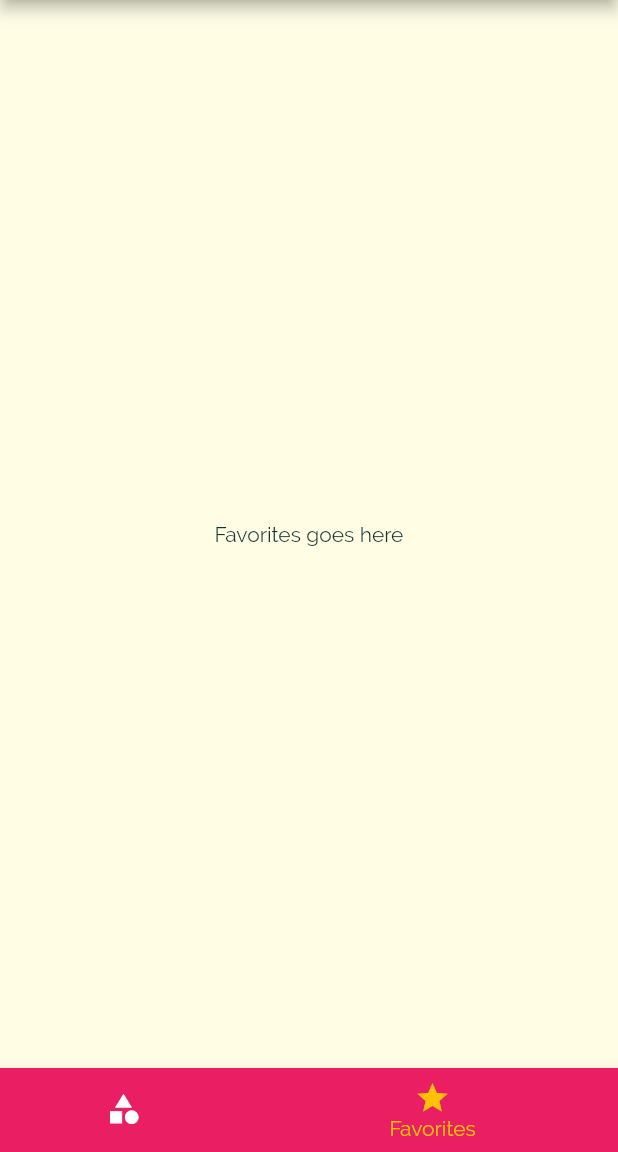
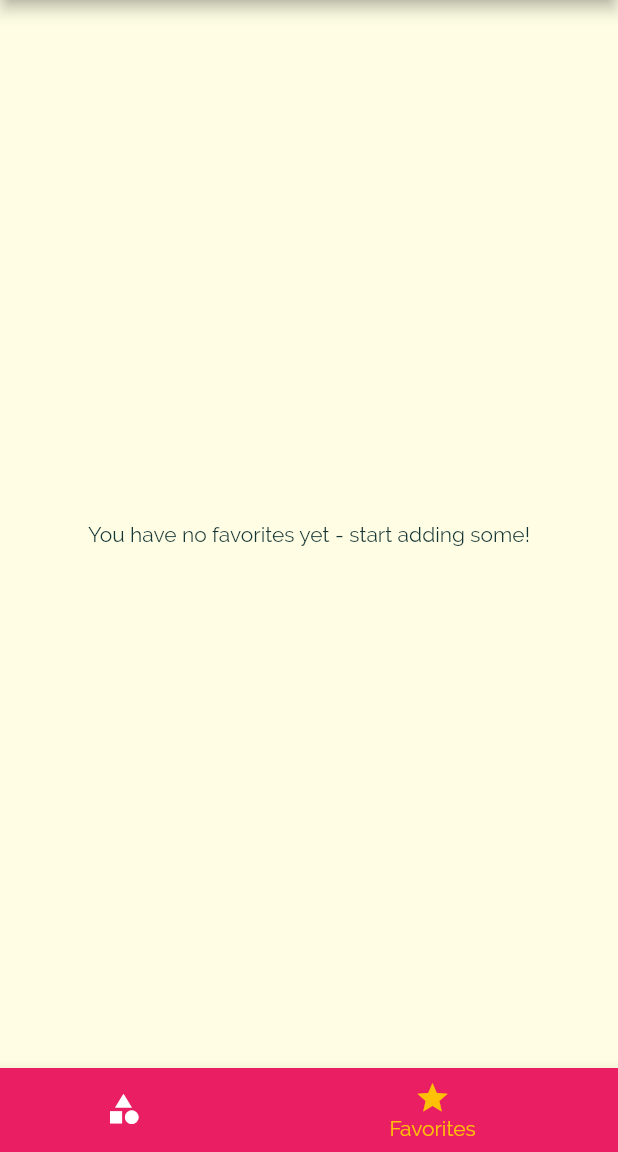
Before and after one commit to Mosquito1123/Hi-Meals-Meals-Meals-, a Flutter app: the screen it shows after launch, item 2 of the bottom bar chosen, on a phone screen of 412 x 824 dp, the part 84-1236 px from its top. Run offline on Flutter 3.47's test engine with Material 2 defaults, Android fonts, the phone set to English and light mode, and no system bars.

Commit message:
favorite meal feature

```diff
--- a/lib/main.dart
+++ b/lib/main.dart
@@ -24,6 +24,7 @@ class _MyAppState extends State<MyApp> {
   };
 
   List<Meal> _availableMeals = DUMMY_MEALS;
+  List<Meal> _favoriteMeals = [];
 
   void _setFilters(Map<String, bool> filterData) {
     setState(() {
@@ -38,6 +39,23 @@ class _MyAppState extends State<MyApp> {
         return true;
       }).toList();
     });
+  }
+
+  void _toggleFavorite(String mealId) {
+    final existingIndex =
+        _favoriteMeals.indexWhere((meal) => meal.id == mealId);
+
+    setState(() {
+      if (existingIndex == -1) {
+        Meal mealToFav = DUMMY_MEALS.firstWhere((meal) => meal.id == mealId);
+        _favoriteMeals.add(mealToFav);
+      } else
+        _favoriteMeals.removeAt(existingIndex);
+    });
+  }
+
+  bool _isMealFavorite(String id) {
+    return _favoriteMeals.any((meal) => meal.id == id);
   }
 
   @override
@@ -60,11 +78,11 @@ class _MyAppState extends State<MyApp> {
             ),
       ),
 //      home: CategoriesScreen(),
-      home: TabsScreen(),
+      home: TabsScreen(_favoriteMeals),
       routes: {
         CategoryMealsScreen.routeName: (ctx) =>
             CategoryMealsScreen(_availableMeals),
-        MealDetailScreen.routeName: (ctx) => MealDetailScreen(),
+        MealDetailScreen.routeName: (ctx) => MealDetailScreen(_toggleFavorite, _isMealFavorite),
         FiltersScreen.routeName: (ctx) => FiltersScreen(_filters, _setFilters),
       },
       onGenerateRoute: (settings) => null,
--- a/lib/screens/favorites_screen.dart
+++ b/lib/screens/favorites_screen.dart
@@ -1,12 +1,27 @@
 import 'package:flutter/material.dart';
 
+import '../models/meal.dart';
+import '../widgets/meal_item.dart';
+
 class FavoritesScreen extends StatelessWidget {
+  final List<Meal> favoriteMeals;
+
+  FavoritesScreen(this.favoriteMeals);
+
   @override
   Widget build(BuildContext context) {
-    return Container(
-      child: Center(
-        child: Text('Favorites goes here'),
-      ),
-    );
+    if (favoriteMeals.isEmpty) {
+      return Container(
+        child: Center(
+          child: Text('You have no favorites yet - start adding some!'),
+        ),
+      );
+    } else {
+      return ListView.builder(
+          itemCount: favoriteMeals.length,
+          itemBuilder: (ctx, index) {
+            return MealItem(favoriteMeals[index], null);
+          });
+    }
   }
 }
--- a/lib/screens/tabs_screen.dart
+++ b/lib/screens/tabs_screen.dart
@@ -2,24 +2,38 @@ import 'package:flutter/material.dart';
 
 import './categories_screen.dart';
 import './favorites_screen.dart';
+import '../models/meal.dart';
 import '../widgets/main_drawer.dart';
 
 class TabsScreen extends StatefulWidget {
+  final List<Meal> favoriteMeals;
+
+  TabsScreen(this.favoriteMeals);
+
   @override
   _TabsScreenState createState() => _TabsScreenState();
 }
 
 class _TabsScreenState extends State<TabsScreen> {
-  final List<Map<String, Object>> _pages = [
-    {'title': 'Categories', 'page': CategoriesScreen()},
-    {'title': 'Your Favorites', 'page': FavoritesScreen()}
-  ];
+  List<Map<String, Object>> _pages;
   int _selectPageIndex = 0;
 
   void _selectPage(int index) {
     setState(() {
       _selectPageIndex = index;
     });
+  }
+
+  @override
+  void initState() {
+    // assigned in initState() method since 'widget'.favoriteMeals
+    // is not available directly in the state.
+    // only available in build methods or initState
+    _pages = [
+      {'title': 'Categories', 'page': CategoriesScreen()},
+      {'title': 'Your Favorites', 'page': FavoritesScreen(widget.favoriteMeals)}
+    ];
+    super.initState();
   }
 
   @override
```
Also changed, not shown: lib/screens/meal_detail_screen.dart (+21 -10 lines).
